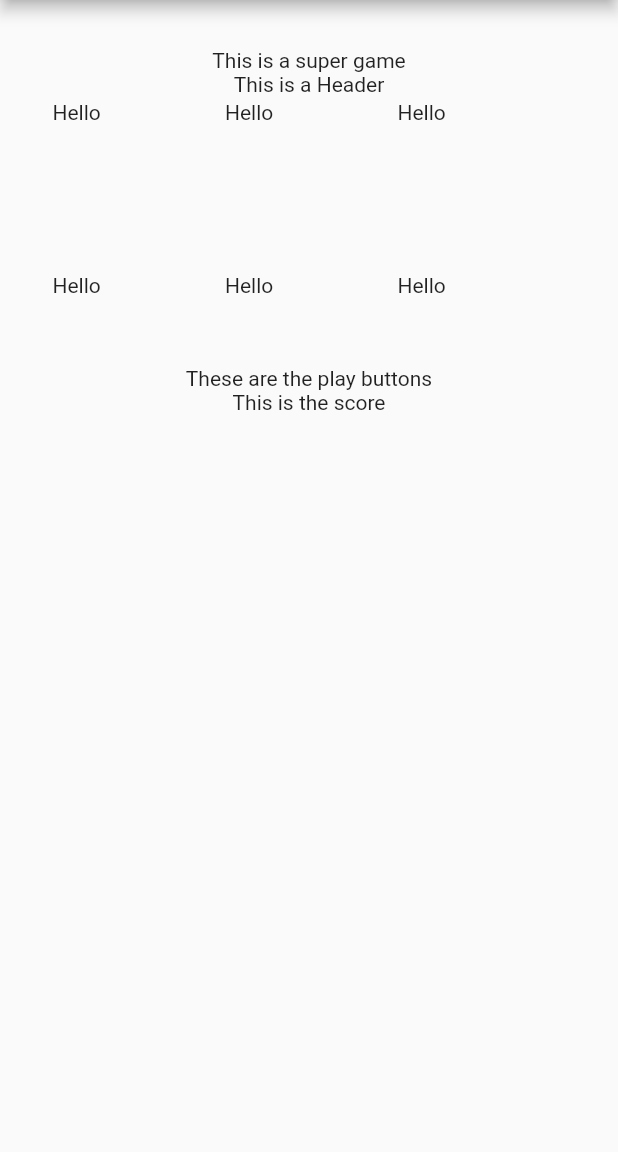
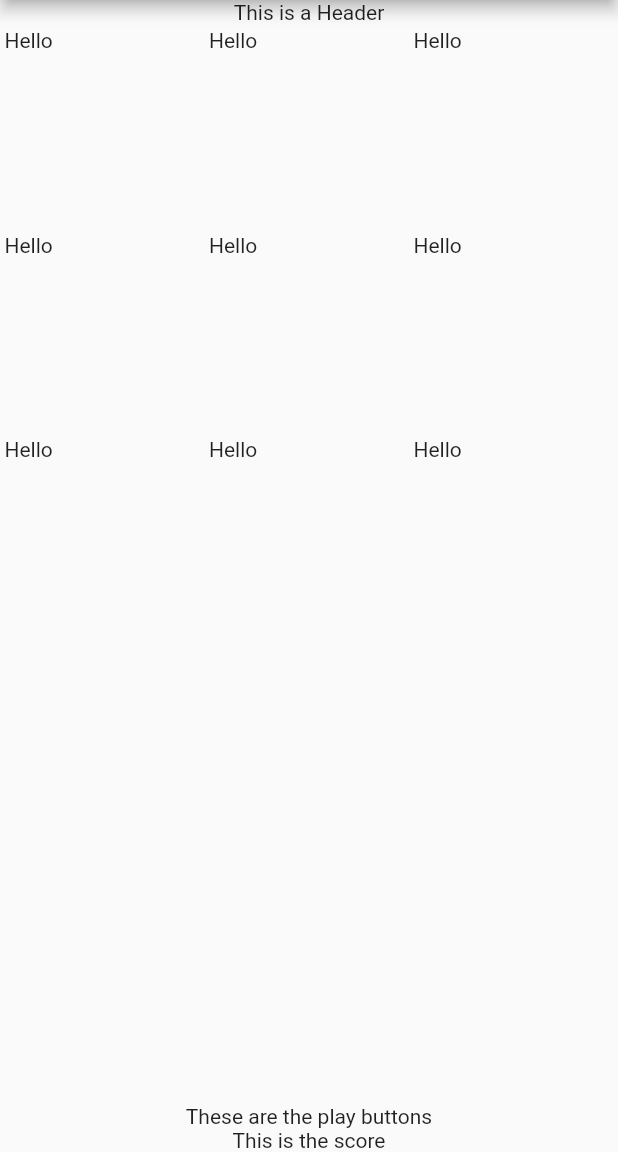
Before and after one commit to samuelzv/tic-tac-toe, a Flutter app: the GamePage screen opened directly, on a phone screen of 412 x 824 dp, the part 84-1236 px from its top. Run offline on Flutter 3.47's test engine with Material 2 defaults, Android fonts, the phone set to English and light mode, and no system bars; our stand-ins replace bloc, equatable, flutter_bloc; missing offline and left inert: angular, angular_bloc, angular_components, angular_forms, angular_router.

Commit message:
Solve overflow issue nesting columns

```diff
--- a/flutter_app/lib/pages/game/game.dart
+++ b/flutter_app/lib/pages/game/game.dart
@@ -13,17 +13,10 @@ class _GamePageState extends State<GamePage> {
       appBar: AppBar(
         title: Text('Tic-Tac-Toe Game'),
       ),
-      body: Container(
-        padding: EdgeInsets.all(32.0),
-        child: Center(
-          child: Column(
-            children: <Widget>[
-              Text('This is a super game'),
-              Board()
-            ],
-          ),
+      body:
+        Center(
+          child: Board(),
         ),
-      ),
     );
   }
 }
--- a/flutter_app/lib/pages/game/widgets/board.dart
+++ b/flutter_app/lib/pages/game/widgets/board.dart
@@ -6,9 +6,9 @@ import 'package:common/common.dart';
 class Board  extends StatelessWidget {
 
   Widget _board(List<List<Cell>> cells) {
-    return SizedBox(
+    return /*SizedBox(
       height: 180.0,
-      child: GridView.count(
+      child:*/ GridView.count(
         crossAxisCount: 3,
         childAspectRatio: 1.0,
         padding: EdgeInsets.all(3.0),
@@ -21,8 +21,8 @@ class Board  extends StatelessWidget {
             );
           }
         ).toList()
-      )
-    );
+      );
+    // );
   }
 
   List<Cell> _getFlattenCells(List<List<Cell>> cells) {
@@ -47,7 +47,7 @@ class Board  extends StatelessWidget {
           crossAxisAlignment: CrossAxisAlignment.center,
           children: [
             Text('This is a Header'),
-            _board(gameState.cells),
+            Expanded(child:_board(gameState.cells)),
             Text('These are the play buttons'),
             Text('This is the score'),
           ]
--- a/flutter_app/lib/pages/login/widgets/login_form.dart
+++ b/flutter_app/lib/pages/login/widgets/login_form.dart
@@ -34,7 +34,7 @@ class _LoginFormState extends State<LoginForm> {
 
   Widget _getForm(BuildContext context) {
     return  SingleChildScrollView(
-      padding: EdgeInsets.all(8.0),
+      // padding: EdgeInsets.all(8.0),
       child: Container(
         child: Form(
           key: _formKey,
```
